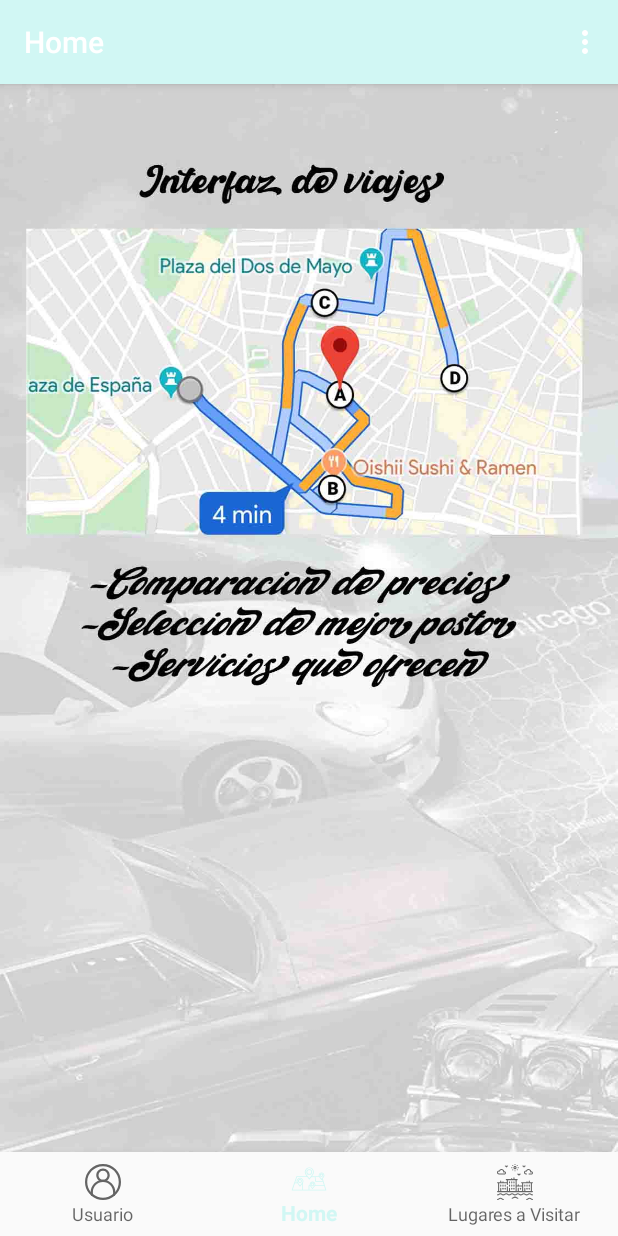
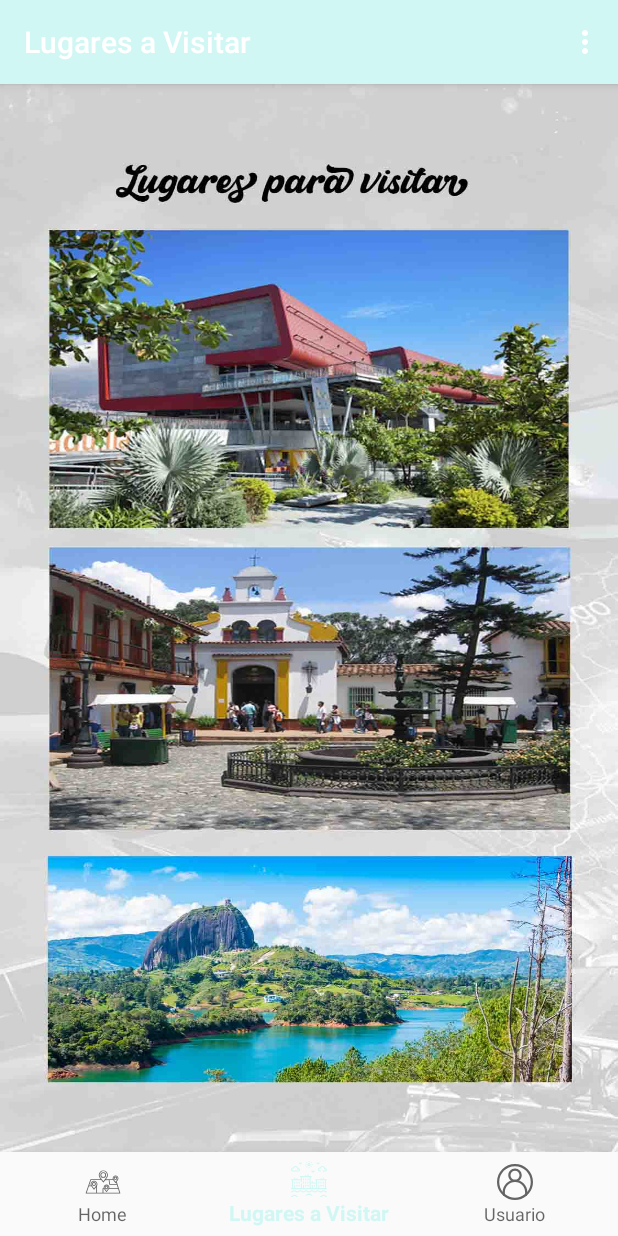
Before and after one commit to DolphH12/Practica6_VIAGGIARE, an Android app: the MainActivity screen opened directly, with no data from a screen before it, item 2 of the bottom bar chosen, on a phone screen of 412 x 824 dp. Run offline under Robolectric (Android 15) with nearby library versions, the light colour scheme and no system bars; our stand-ins replace navigation-ui; Roboto replaces fonts that are not available here.

Commit message:
Cambio sentido nav_manu

```diff
--- a/app/src/main/res/menu/bottom_nav_menu.xml
+++ b/app/src/main/res/menu/bottom_nav_menu.xml
@@ -1,10 +1,5 @@
 <?xml version="1.0" encoding="utf-8"?>
 <menu xmlns:android="http://schemas.android.com/apk/res/android">
-
-    <item
-        android:id="@+id/navigation_user"
-        android:icon="@drawable/ic_user"
-        android:title="@string/title_user" />
 
     <item
         android:id="@+id/navigation_home"
@@ -16,4 +11,9 @@
         android:icon="@drawable/ic_places"
         android:title="@string/title_places" />
 
+    <item
+        android:id="@+id/navigation_user"
+        android:icon="@drawable/ic_user"
+        android:title="@string/title_user" />
+
 </menu>
```
